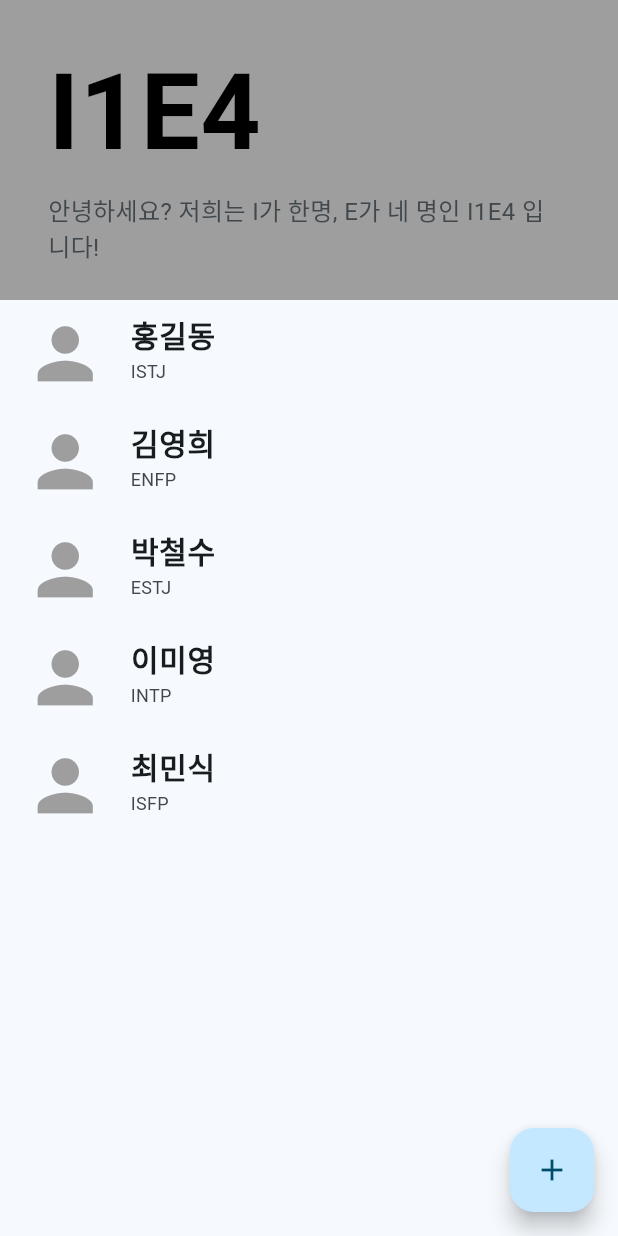
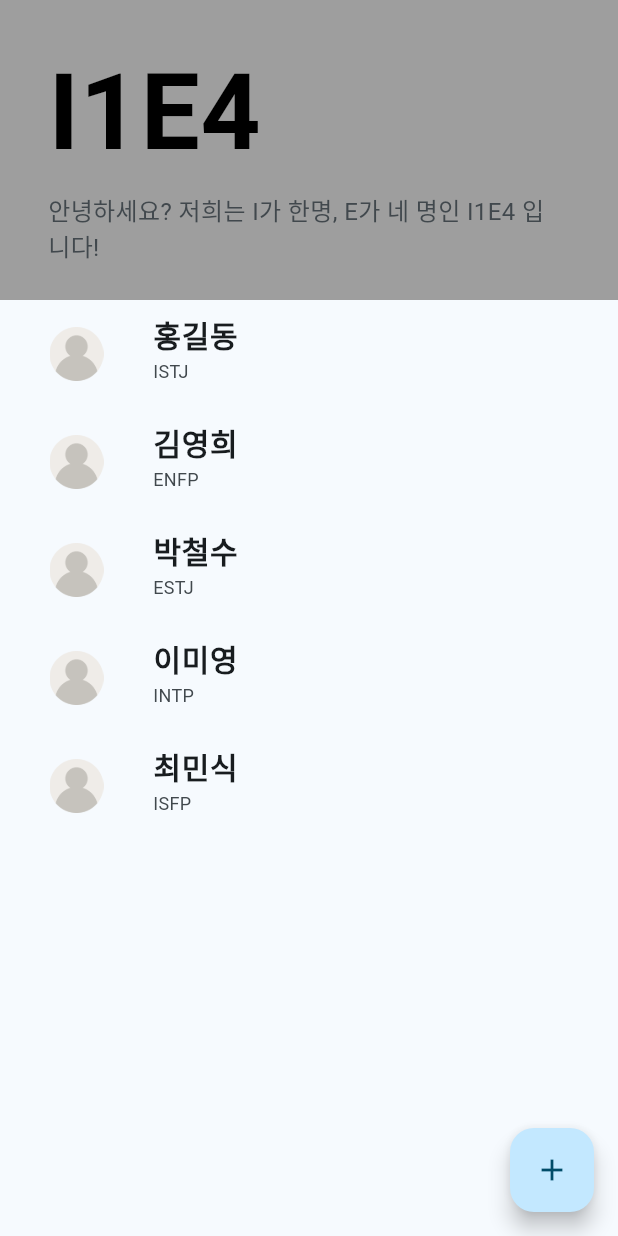
Before and after one commit to alexcho617/helloIOneEFour, a Flutter app: the screen it shows after launch, on a phone screen of 412 x 824 dp. Run offline on Flutter 3.47's test engine with Material 2 defaults, Android fonts, the phone set to English and light mode, and no system bars; our stand-ins replace image_picker, shared_preferences.

Commit message:
changed image in listPage

```diff
--- a/hello_i1e4/lib/pages/listPage.dart
+++ b/hello_i1e4/lib/pages/listPage.dart
@@ -1,3 +1,5 @@
+import 'dart:io';
+
 import 'package:flutter/material.dart';
 import 'package:hello_i1e4/pages/detailPage.dart';
 import 'package:hello_i1e4/service/member_service.dart';
@@ -76,21 +78,27 @@ class ListPage extends StatelessWidget {
                 },
                 title: Text(
                   teamList[index].name,
-                      style:
-                          TextStyle(fontWeight: FontWeight.bold, fontSize: 20),
+                  style: TextStyle(fontWeight: FontWeight.bold, fontSize: 20),
                 ),
-                    subtitle: Text(teamList[index].mbti,
-                        style: TextStyle(fontSize: 12)),
+                subtitle:
+                    Text(teamList[index].mbti, style: TextStyle(fontSize: 12)),
                 leading: Stack(
                   alignment: Alignment.bottomCenter,
                   children: [
-                        Icon(
-                          Icons.person,
-                          color: Colors.grey[500],
-                          size: 55,
+                    Padding(
+                      padding: const EdgeInsets.all(10.0),
+                      child: SizedBox(
+                        width: 50,
+                        height: 50,
+                        child: memberService.teamList[index].pic != ''
+                          ? Image.file(File(memberService.teamList[index].pic))
+                          : const Image(image: AssetImage('assets/images/user.png')),
                       ),
+                    )
                   ],
-                    )));
+                ),
+              ),
+            );
           },
         ),
       );
```
Lines whose indentation alone changed are shown as unchanged.
